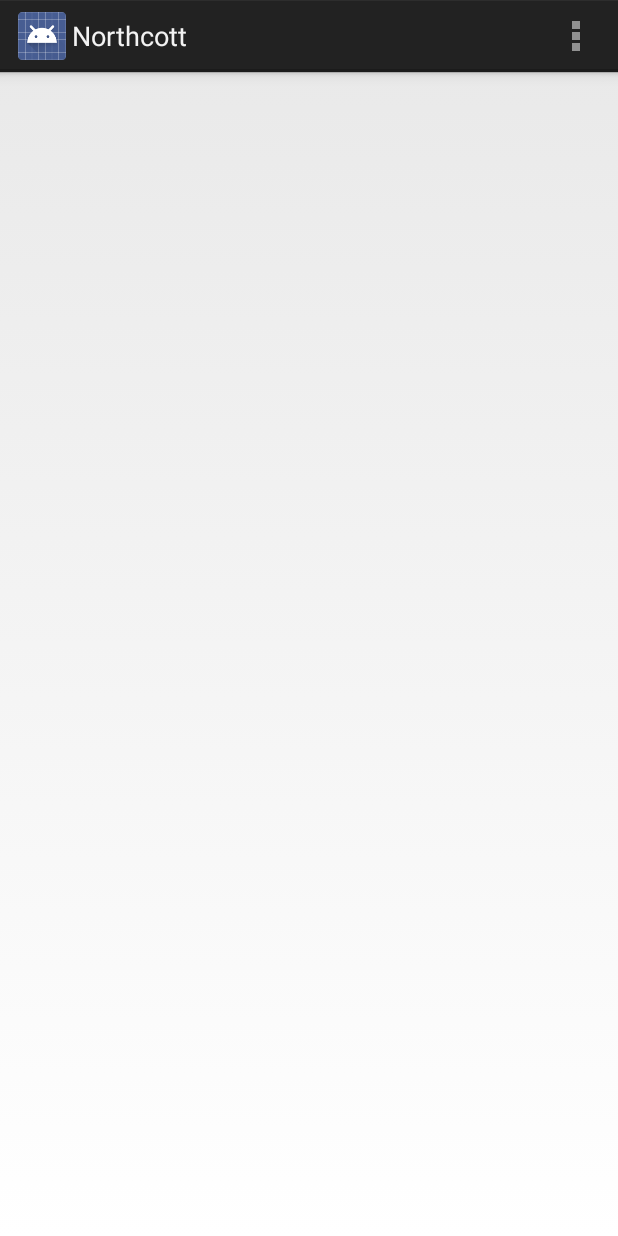
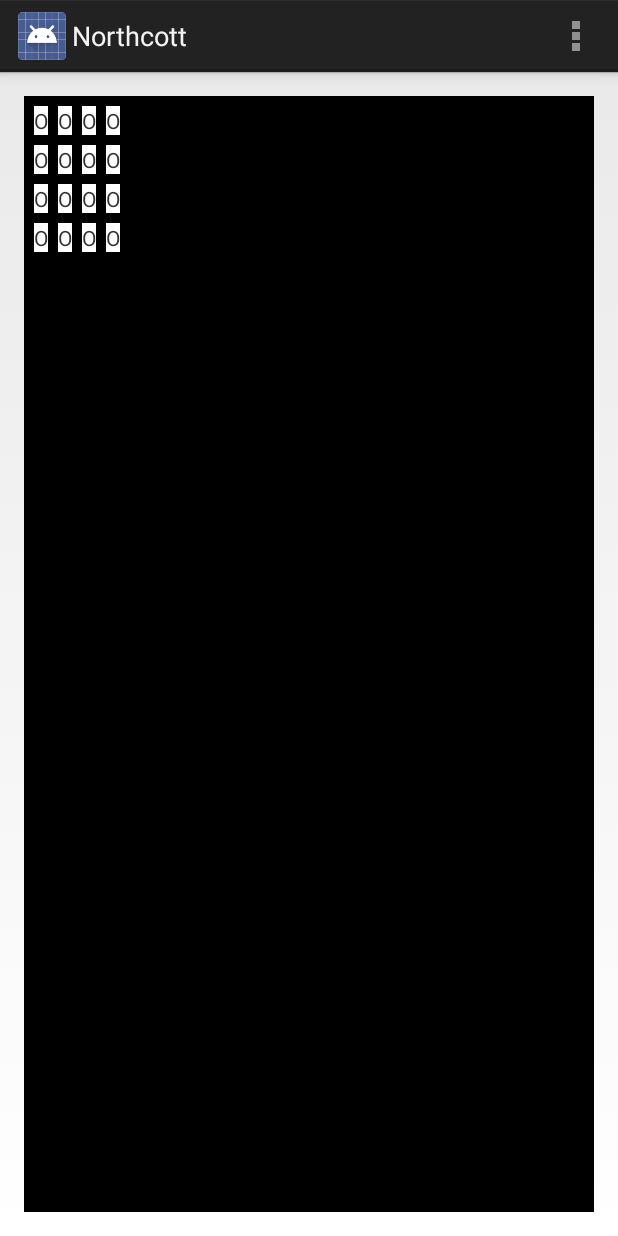
Before and after one commit to raisfathin/northcott, an Android app: the PlayActivity screen opened directly, with no data from a screen before it, on a phone screen of 412 x 824 dp. Run offline under Robolectric (Android 15) with nearby library versions, the phone set to English and light mode, and no system bars.

Commit message:
create (lame) table

```diff
--- a/app/src/main/java/com/northcott/PlayActivity.java
+++ b/app/src/main/java/com/northcott/PlayActivity.java
@@ -1,27 +1,58 @@
 package com.northcott;
 
+import android.app.ActionBar;
 import android.app.Activity;
 import android.content.Intent;
 import android.os.Bundle;
 import android.view.Menu;
 import android.view.MenuItem;
+import android.view.ViewGroup;
+import android.widget.LinearLayout;
+import android.widget.RelativeLayout;
+import android.widget.TableLayout;
+import android.widget.TableRow;
+import android.widget.TextView;
 
 public class PlayActivity extends Activity {
 
     private int rowCount;
     private int colCount;
 
+    private final int MARGIN_TOP = 10;
+    private final int MARGIN_LEFT = 10;
+    private final int CELL_COLOR = 0xffffffff;
+
     @Override
     protected void onCreate(Bundle savedInstanceState) {
         super.onCreate(savedInstanceState);
+        setContentView(R.layout.activity_play);
 
         Intent intent = getIntent();
 
         int rowCount = intent.getIntExtra(MainActivity.ROW_MESSAGE, 4);
         int colCount = intent.getIntExtra(MainActivity.COL_MESSAGE, 4);
 
-        System.out.println(rowCount);
-        System.out.println(colCount);
+        TableLayout mainLayout = (TableLayout) findViewById(R.id.main_layout);
+
+        for (int i = 0; i < rowCount; ++i) {
+            TableRow row = new TableRow(this);
+            row.setMinimumWidth(mainLayout.getWidth());
+            TextView[] tvs = new TextView[colCount];
+            for (int j = 0; j < colCount; ++j) {
+                tvs[j] = new TextView(this);
+                tvs[j].setText("O");
+                row.addView(tvs[j]);
+            }
+            mainLayout.addView(row);
+            ((ViewGroup.MarginLayoutParams) row.getLayoutParams()).setMargins(0, MARGIN_TOP, 0, 0);
+            for (int j = 0; j < colCount; ++j) {
+                TableRow.LayoutParams params = new TableRow.LayoutParams(TableRow.LayoutParams.WRAP_CONTENT,
+                        TableRow.LayoutParams.WRAP_CONTENT);
+                params.setMargins(MARGIN_LEFT, 0, 0, 0);
+                tvs[j].setLayoutParams(params);
+                tvs[j].setBackgroundColor(CELL_COLOR);
+            }
+        }
     }
 
     @Override
--- a/app/src/main/res/layout/activity_play.xml
+++ b/app/src/main/res/layout/activity_play.xml
@@ -7,4 +7,14 @@
     tools:context="com.northcott.PlayActivity">
 
 
+    <TableLayout
+        android:background="#000000"
+        android:id="@+id/main_layout"
+        android:layout_width="match_parent"
+        android:layout_height="match_parent"
+        android:layout_alignParentTop="true"
+        android:layout_alignParentLeft="true"
+        android:layout_alignParentStart="true">
+
+    </TableLayout>
 </RelativeLayout>
```
Also changed, not shown: 1 other file.
